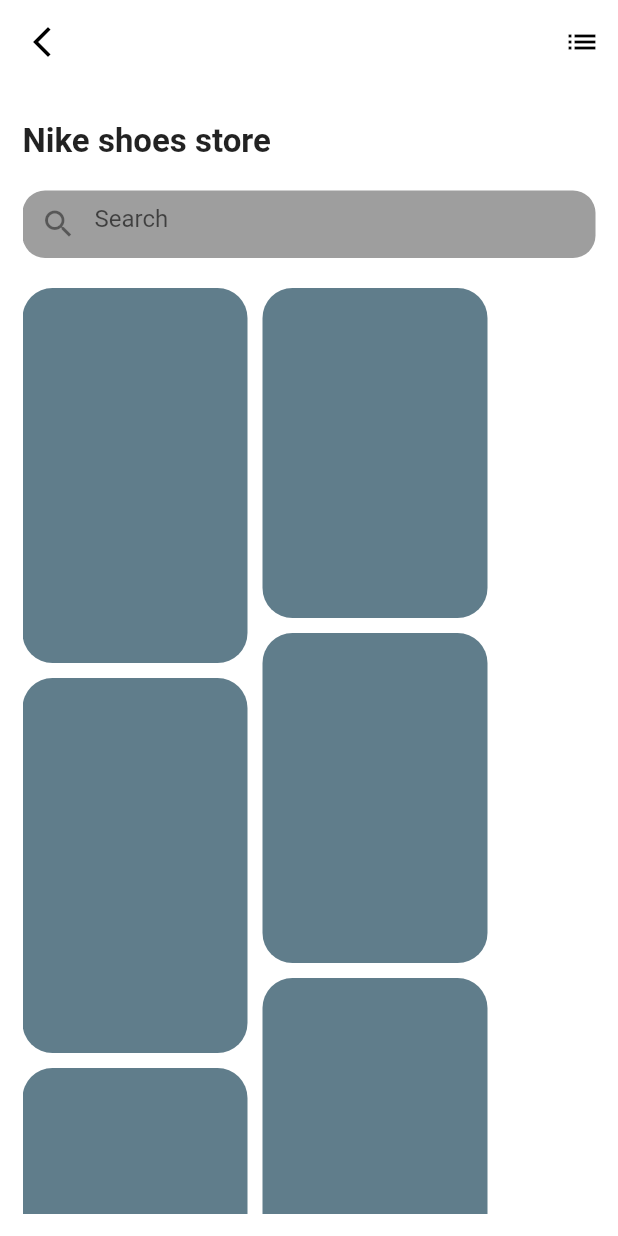
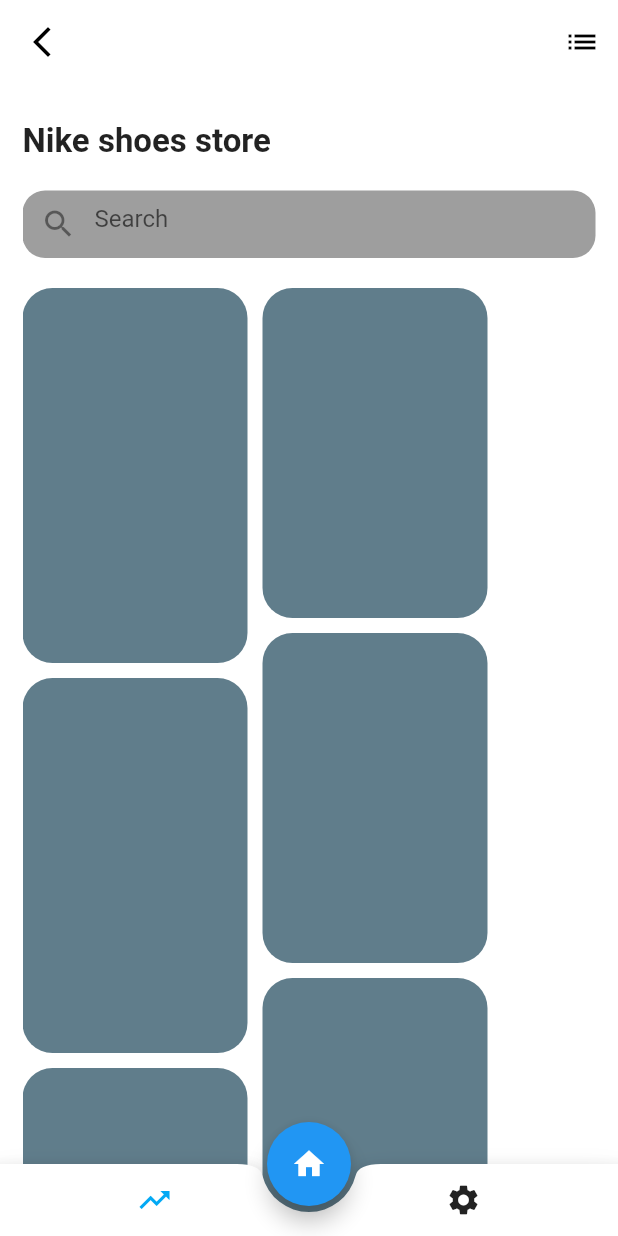
Before and after one commit to AbuNiaz/FigmaUI_To_Code-Shoes-, a Flutter app: the screen it shows after launch, on a phone screen of 412 x 824 dp. Run offline on Flutter 3.47's test engine with Material 2 defaults, Android fonts, the phone set to English and light mode, and no system bars.

Commit message:
Update home.dart

```diff
--- a/lib/home.dart
+++ b/lib/home.dart
@@ -1,9 +1,15 @@
 import 'package:figmaui_to_code/Shoes%20Contain/first_page.dart';
 import 'package:flutter/material.dart';
 
-class MyHomePage extends StatelessWidget {
+class MyHomePage extends StatefulWidget {
   const MyHomePage({Key? key}) : super(key: key);
 
+  @override
+  State<MyHomePage> createState() => _MyHomePageState();
+}
+
+class _MyHomePageState extends State<MyHomePage> {
+  int currentPage = 0;
   @override
   Widget build(BuildContext context) {
     return Scaffold(
@@ -118,6 +124,31 @@
           ),
         ),
       ),
+      extendBody: true,
+      floatingActionButtonLocation: FloatingActionButtonLocation.centerDocked,
+      floatingActionButton: FloatingActionButton(
+        onPressed: () {},
+        child: const Icon(Icons.home),
+      ),
+      bottomNavigationBar: BottomAppBar(
+        shape: const CircularNotchedRectangle(),
+        child: Row(
+          mainAxisAlignment: MainAxisAlignment.spaceAround,
+          children: [
+            IconButton(
+                onPressed: () {},
+                icon: const Icon(
+                  Icons.trending_up,
+                  color: Colors.lightBlue,
+                )),
+            IconButton(
+                onPressed: () {},
+                icon: const Icon(
+                  Icons.settings,
+                )),
+          ],
+        ),
+      ),
     );
   }
 }
```
